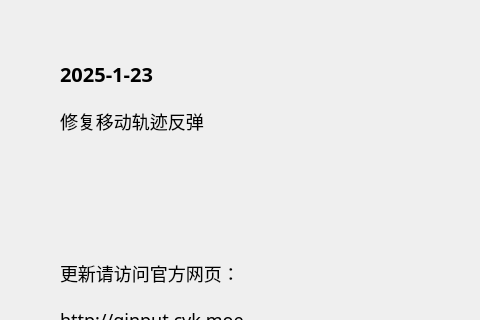
The window that source/ui/AboutUi.ui (ChiyukiGana/Quickinput) describes before a commit, drawn with Qt 5; both pictures show x 0 to 480 and y 0 to 320 of the 640 by 440 pixel window.
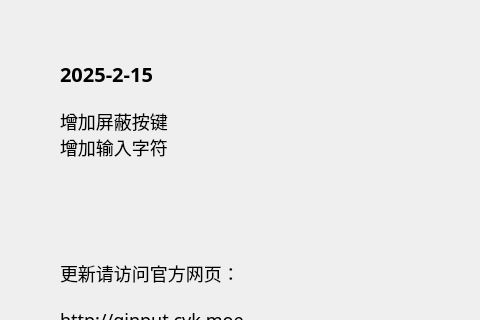
The same window after the commit.

The edit to the form file:
```diff
--- a/source/ui/AboutUi.ui
+++ b/source/ui/AboutUi.ui
@@ -88,7 +88,7 @@
          <string notr="true">font-size:20px</string>
         </property>
         <property name="text">
-         <string>2025-1-23</string>
+         <string>2025-2-15</string>
         </property>
         <property name="textFormat">
          <enum>Qt::PlainText</enum>
@@ -104,7 +104,8 @@
          </sizepolicy>
         </property>
         <property name="text">
-         <string>修复移动轨迹反弹</string>
+         <string>增加屏蔽按键
+增加输入字符</string>
         </property>
         <property name="textFormat">
          <enum>Qt::PlainText</enum>
```
